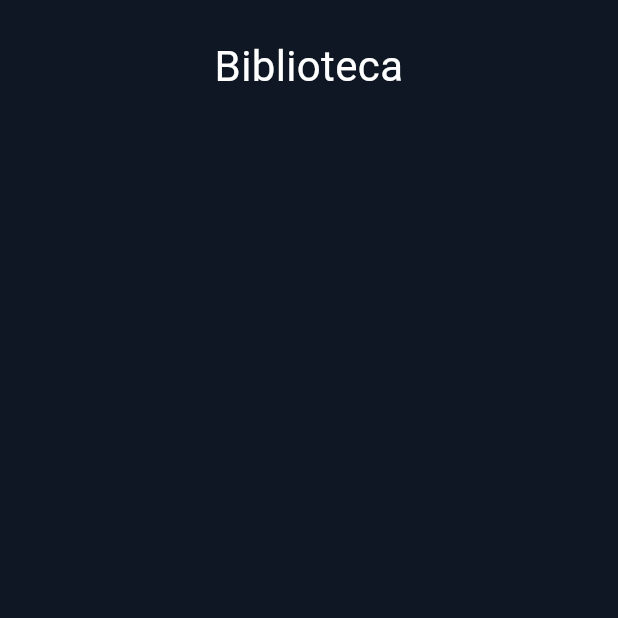
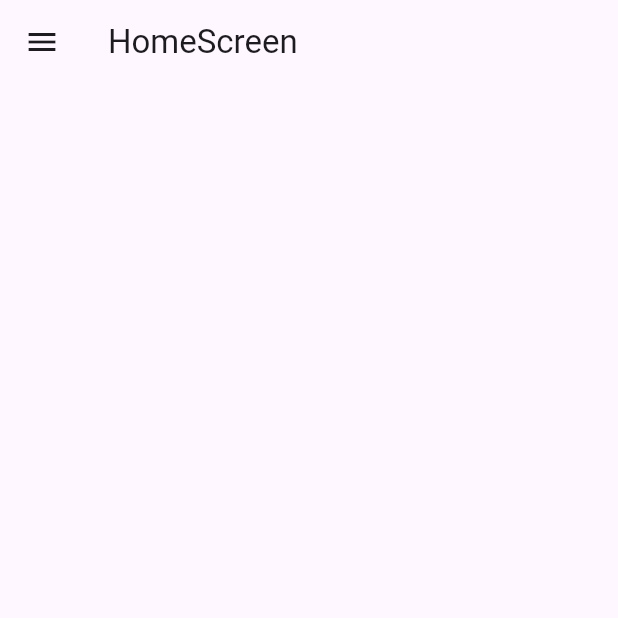
Before and after one commit to gunners-pro/musicplayer, a Flutter app: the screen it shows after launch, on a phone screen of 412 x 824 dp, the top half of it. Run offline on Flutter 3.47's test engine with Material 3 defaults, Android fonts, the phone set to English and light mode, and no system bars; drawn by our look-alikes of flutter_advanced_drawer; our stand-ins replace google_fonts, permission_handler; Roboto replaces fonts that are missing (Ubuntu).

Commit message:
chore: config drawer

```diff
--- a/lib/main.dart
+++ b/lib/main.dart
@@ -1,7 +1,8 @@
 import 'package:flutter/material.dart';
 import 'package:google_fonts/google_fonts.dart';
 import 'package:musicplayer/constants/colors.dart';
-import 'package:musicplayer/screens/library.dart';
+import 'package:musicplayer/screens/home_screen.dart';
+import 'package:musicplayer/screens/library_screen.dart';
 
 void main() {
   runApp(const MainApp());
@@ -18,9 +19,12 @@ class MainApp extends StatelessWidget {
         textTheme: GoogleFonts.ubuntuTextTheme().apply(
           bodyColor: AppColors.lightGray,
         ),
-        scaffoldBackgroundColor: AppColors.bg,
       ),
-      home: const Libray(),
+      initialRoute: '/',
+      routes: {
+        '/': (context) => const HomeScreen(),
+        '/library': (context) => const LibraryScreen()
+      },
     );
   }
 }
--- /dev/null
+++ b/lib/screens/home_screen.dart
@@ -0,0 +1,30 @@
+import 'package:flutter/material.dart';
+import 'package:flutter_advanced_drawer/flutter_advanced_drawer.dart';
+import 'package:musicplayer/widgets/drawer.dart';
+
+class HomeScreen extends StatefulWidget {
+  const HomeScreen({super.key});
+
+  @override
+  State<HomeScreen> createState() => _HomeScreenState();
+}
+
+class _HomeScreenState extends State<HomeScreen> {
+  final _drawerController = AdvancedDrawerController();
+
+  @override
+  Widget build(BuildContext context) {
+    return BuildDrawer(
+      drawerController: _drawerController,
+      child: Scaffold(
+        appBar: AppBar(
+          title: const Text('HomeScreen'),
+          leading: IconButton(
+            icon: const Icon(Icons.menu),
+            onPressed: () => _drawerController.showDrawer(),
+          ),
+        ),
+      ),
+    );
+  }
+}
--- a/lib/screens/library.dart
+++ /dev/null
@@ -1,32 +0,0 @@
-import 'package:flutter/material.dart';
-
-class Libray extends StatelessWidget {
-  const Libray({super.key});
-
-  @override
-  Widget build(BuildContext context) {
-    final width = MediaQuery.of(context).size.width;
-    final height = MediaQuery.of(context).size.width;
-
-    return Scaffold(
-      body: SafeArea(
-        child: Container(
-          padding: const EdgeInsets.only(top: 24),
-          width: width,
-          child: const Column(
-            children: [
-              Text(
-                "Biblioteca",
-                style: TextStyle(
-                  color: Colors.white,
-                  fontSize: 28,
-                ),
-                textAlign: TextAlign.center,
-              )
-            ],
-          ),
-        ),
-      ),
-    );
-  }
-}
--- /dev/null
+++ b/lib/widgets/drawer.dart
@@ -0,0 +1,90 @@
+import 'package:flutter/material.dart';
+import 'package:flutter_advanced_drawer/flutter_advanced_drawer.dart';
+
+class BuildDrawer extends StatelessWidget {
+  final AdvancedDrawerController drawerController;
+  final Widget child;
+
+  const BuildDrawer(
+      {super.key, required this.drawerController, required this.child});
+
+  @override
+  Widget build(BuildContext context) {
+    return AdvancedDrawer(
+      backdrop: Container(
+        width: double.infinity,
+        height: double.infinity,
+        decoration: BoxDecoration(
+          gradient: LinearGradient(
+            begin: Alignment.topLeft,
+            end: Alignment.bottomRight,
+            colors: [
+              Colors.blueGrey,
+              Colors.blueGrey.withOpacity(0.2),
+            ],
+          ),
+        ),
+      ),
+      controller: drawerController,
+      animationCurve: Curves.easeInOut,
+      animationDuration: const Duration(milliseconds: 300),
+      animateChildDecoration: true,
+      rtlOpening: false,
+      openScale: 0.8,
+      disabledGestures: false,
+      childDecoration: const BoxDecoration(
+        boxShadow: <BoxShadow>[
+          BoxShadow(
+            color: Colors.black12,
+            blurRadius: 0.0,
+          ),
+        ],
+        borderRadius: BorderRadius.all(Radius.circular(16)),
+      ),
+      drawer: buildDrawer(context),
+      child: child,
+    );
+  }
+
+  Widget buildDrawer(BuildContext context) {
+    return SafeArea(
+      child: ListTileTheme(
+        textColor: Colors.white,
+        iconColor: Colors.white,
+        child: Column(
+          mainAxisSize: MainAxisSize.max,
+          crossAxisAlignment: CrossAxisAlignment.start,
+          children: [
+            const Padding(
+              padding: EdgeInsets.all(16.0),
+              child: Text(
+                'Menu',
+                style: TextStyle(fontSize: 24, fontWeight: FontWeight.bold),
+              ),
+            ),
+            const Divider(color: Colors.white54),
+            ListTile(
+              leading: const Icon(Icons.home),
+              title: const Text('Home'),
+              onTap: () {
+                Navigator.of(context).pushReplacementNamed('/');
+              },
+            ),
+            ListTile(
+              leading: const Icon(Icons.library_music),
+              title: const Text('Biblioteca'),
+              onTap: () {
+                Navigator.of(context).pushReplacementNamed('/library');
+              },
+            ),
+            const Spacer(),
+            const Padding(
+              padding: EdgeInsets.all(16.0),
+              child: Text('Version 1.0.0', style: TextStyle(fontSize: 12)),
+            ),
+          ],
+        ),
+      ),
+    );
+  }
+}
--- a/pubspec.yaml
+++ b/pubspec.yaml
@@ -9,7 +9,9 @@ environment:
 dependencies:
   flutter:
     sdk: flutter
+  flutter_advanced_drawer: ^1.3.7
   google_fonts: ^6.2.1
+  permission_handler: ^11.3.1
 
 dev_dependencies:
   flutter_test:
```
Also changed, not shown: lib/screens/library_screen.dart (added, +92 -0 lines), pubspec.lock.
